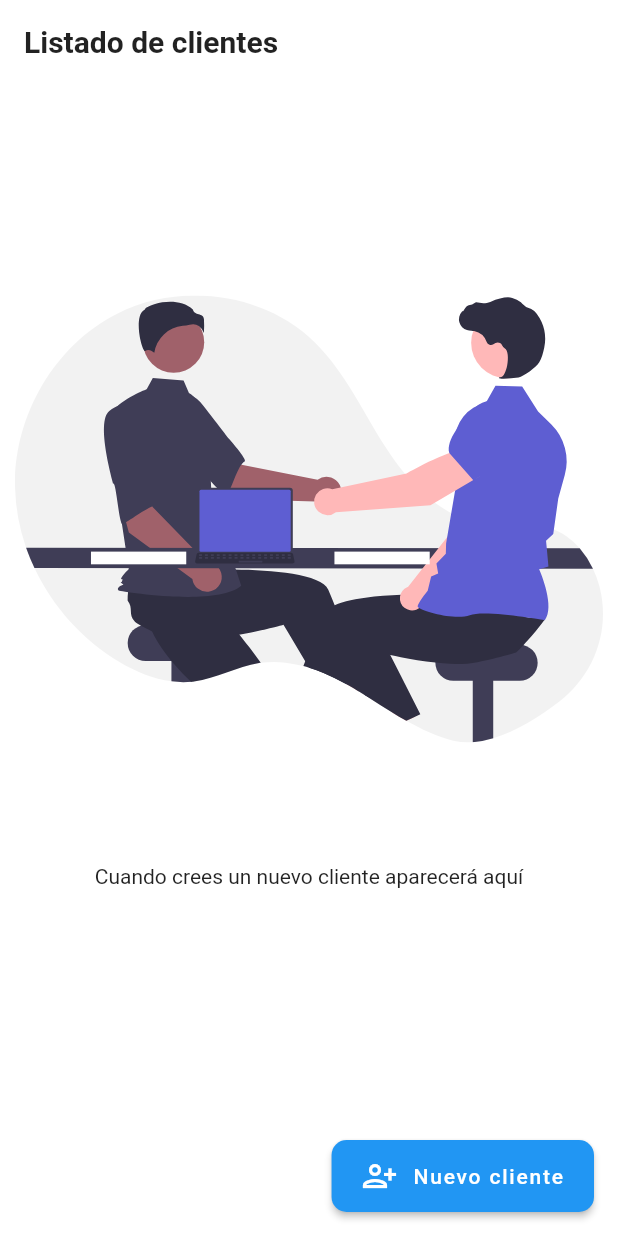
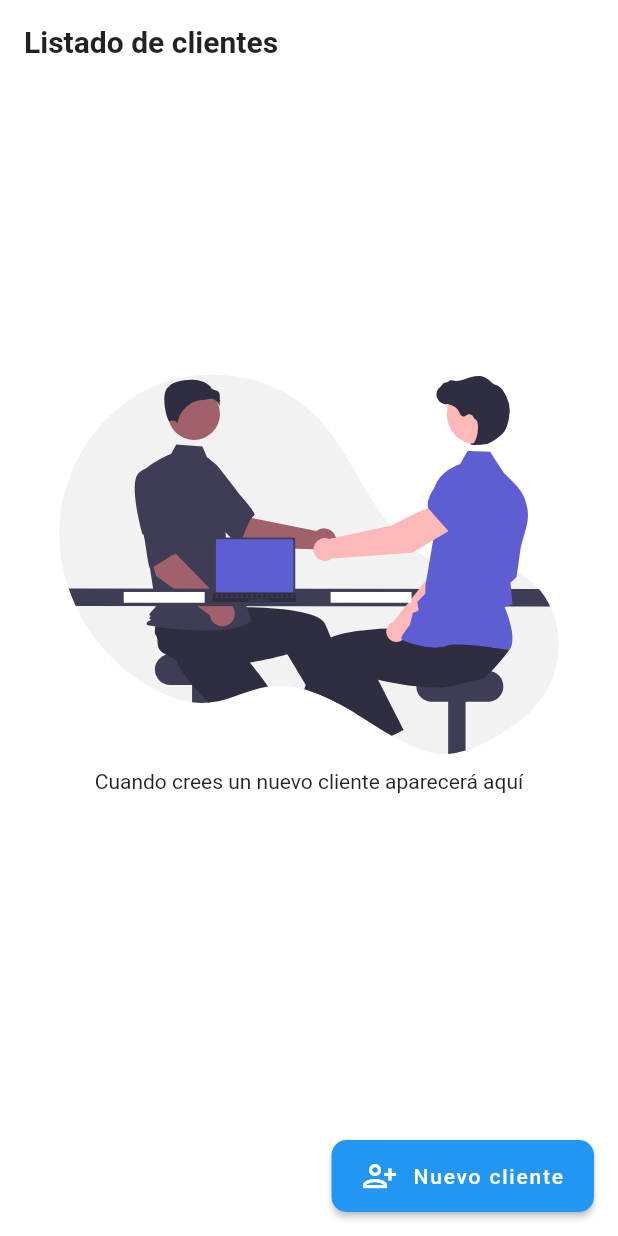
Before and after one commit to Turing0x/GoSeeClient, a Flutter app: the AllClientesPage screen opened by its route, on a phone screen of 412 x 824 dp. Run offline on Flutter 3.47's test engine with Material 2 defaults, Android fonts, the phone set to English and light mode, and no system bars; our stand-ins replace flutter_svg, fluttertoast, sqflite, syncfusion_flutter_calendar; missing offline and left inert: flutter_phone_direct_caller; accounts and stored records are empty.

Commit message:
hice ajustes en los tamannos

```diff
--- a/lib/src/paginas/allClientes_page.dart
+++ b/lib/src/paginas/allClientes_page.dart
@@ -19,7 +19,76 @@ class _AllClientesPage extends State<AllClientesPage> {
 			builder: (BuildContext context, AsyncSnapshot<List<Persona>> snapshot) {
 
 				if (!snapshot.hasData) {
-					return const Center(child: CircularProgressIndicator());
+
+					return Scaffold(
+
+            floatingActionButton: FloatingActionButton.extended(
+
+              shape: RoundedRectangleBorder(borderRadius: BorderRadius.circular(10)),
+              elevation: 2,
+              onPressed: () => Navigator.pushReplacementNamed(context, 'nuevoCliente'),
+              label: Row(
+
+                children: const [
+
+                  Icon(Icons.person_add_alt, color: Colors.white),
+
+                  SizedBox(width: 10),
+
+                  Text('Nuevo cliente')
+
+                ]
+
+              ),
+
+            ),
+
+            backgroundColor: Colors.white,
+            appBar: AppBar(
+
+              title: titloAppBar('Listado de clientes'),
+              automaticallyImplyLeading: false,
+              backgroundColor: Colors.white,
+              elevation: 0,
+
+            ),
+
+            body: SingleChildScrollView(
+
+              child: SafeArea(
+
+                child: Center(
+
+                  child: Column(
+
+                    children: [
+
+                      SizedBox(height: MediaQuery.of(context).size.height * 0.15),
+
+                      Container(
+
+                        margin: const EdgeInsets.all(10),
+                        padding: const EdgeInsets.only(top: 60),
+                        width: double.infinity,
+                        height: MediaQuery.of(context).size.height * 0.38,
+                        child: SvgPicture.asset('lib/images/empty..clientes.svg'),
+
+                      ),
+
+                      const Text('Cuando crees un nuevo cliente aparecerá aquí')
+
+                    ],
+
+                  )
+
+                ),
+
+              ),
+
+            ),
+
+          );
+
 				}
 
 				final scans = snapshot.data;
@@ -72,12 +141,14 @@ class _AllClientesPage extends State<AllClientesPage> {
 
                       children: [
 
+                        SizedBox(height: MediaQuery.of(context).size.height * 0.15),
+
                         Container(
 
                           margin: const EdgeInsets.all(10),
                           padding: const EdgeInsets.only(top: 60),
                           width: double.infinity,
-                          height: 500,
+                          height: MediaQuery.of(context).size.height * 0.38,
                           child: SvgPicture.asset('lib/images/empty..clientes.svg'),
 
                         ),
--- a/lib/src/paginas/detallesTrabajos_page.dart
+++ b/lib/src/paginas/detallesTrabajos_page.dart
@@ -226,7 +226,7 @@ class _DetallesTrabajosPage extends State<DetallesTrabajosPage> {
 
                         ),
 
-                        const SizedBox(width: 80,),
+                        SizedBox(width: MediaQuery.of(context).size.width * 0.1,),
 
                         ElevatedButton.icon(
 
--- a/lib/src/paginas/finalizados_page.dart
+++ b/lib/src/paginas/finalizados_page.dart
@@ -54,12 +54,14 @@ class _FinalizadosPageState extends State<FinalizadosPage> {
 
                       children: [
 
+                        SizedBox(height: MediaQuery.of(context).size.height * 0.13),
+
                         Container(
 
                           margin: const EdgeInsets.all(10),
                           padding: const EdgeInsets.only(top: 60),
                           width: double.infinity,
-                          height: 500,
+                          height: MediaQuery.of(context).size.height * 0.4,
                           child: SvgPicture.asset('lib/images/empty..finalizados.svg'),
 
                         ),
```
Also changed, not shown: lib/src/paginas/trabajos_page.dart (+72 -2 lines).
